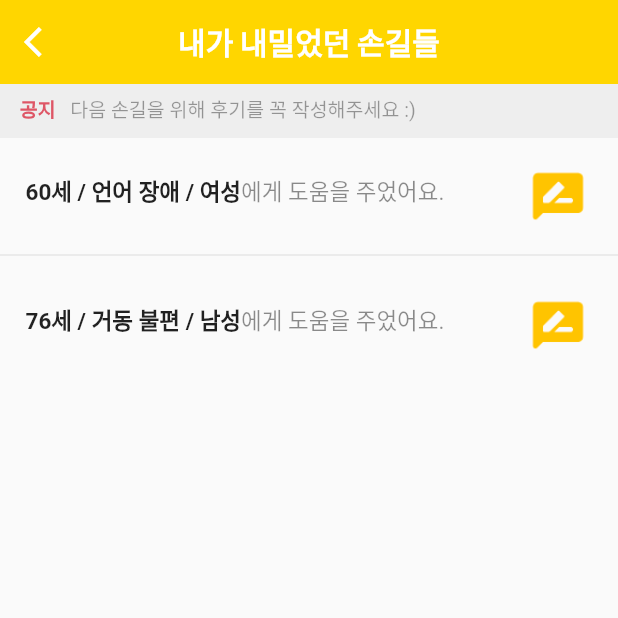
After one commit to eunha812/2022-knu-cse-hackaton, a Flutter app: the ReviewList screen opened by its route, on a phone screen of 412 x 824 dp, the top half of it. The commit adds this screen. Run offline on Flutter 3.47's test engine with Material 2 defaults, Android fonts, the phone set to English and light mode, and no system bars; our stand-ins replace carousel_slider, firebase_core, firebase_messaging, flutter_local_notifications, flutter_screenutil, get and 4 more; missing offline and left inert: circular_chart_flutter, dart:ffi; accounts and stored records are empty; generated files the repository leaves out were written again.

Commit message:
what the..

```diff
--- a/sonsu/lib/main.dart
+++ b/sonsu/lib/main.dart
@@ -7,6 +7,7 @@ import 'package:sonsu/controllers/notification_controller.dart';
 import 'package:sonsu/pages/helper/helper_main/helper_main.dart';
 import 'package:sonsu/pages/helper/helper_main/needer_detail.dart';
 import 'package:sonsu/pages/helper/helper_main/needer_review.dart';
+import 'package:sonsu/pages/helper/helper_main/review_list.dart';
 import 'package:sonsu/pages/needer/helping_page.dart';
 import 'package:sonsu/pages/needer/match_try_page.dart';
 import 'package:sonsu/pages/helper/helper_main/alarm_list.dart';
@@ -47,7 +48,7 @@ class MyApp extends StatelessWidget {
         return GetMaterialApp(
           debugShowCheckedModeBanner: false,
           title: 'Son-Su',
-          initialRoute: '/home',
+          initialRoute: '/needer-profile',
           getPages: [
             GetPage(name: '/', page: () => const SignInPage()),
             GetPage(
@@ -72,6 +73,7 @@ class MyApp extends StatelessWidget {
             GetPage(name: '/needer_detail', page: () => const NeederDetail()),
             GetPage(name: '/needer_review', page: () => const NeederReview()),
             GetPage(name: '/helping_list', page: () => const HelpingList()),
+            GetPage(name: '/review_list', page: () => const ReviewList()),
           ],
           initialBinding: BindingsBuilder.put(() => NotificationController(),
               permanent: true),
--- /dev/null
+++ b/sonsu/lib/pages/helper/helper_main/review_list.dart
@@ -0,0 +1,168 @@
+import 'dart:async';
+import 'package:firebase_messaging/firebase_messaging.dart';
+import 'package:flutter/material.dart';
+import 'package:get/get.dart';
+import 'package:sonsu/models/user.dart';
+import 'package:sonsu/services/api.dart';
+import 'package:sonsu/utils/constants.dart';
+import 'package:sonsu/widgets/app_bar.dart';
+import 'package:flutter_screenutil/flutter_screenutil.dart';
+
+class ReviewList extends StatefulWidget {
+  const ReviewList({Key? key}) : super(key: key);
+
+  @override
+  State<ReviewList> createState() => _ReviewListState();
+}
+
+class _ReviewListState extends State<ReviewList> {
+  List<Timer> _timer = [];
+  final emergency_List = [
+    {
+      "name": "가나다",
+      "title": "60세 / 언어 장애 / 여성",
+      "time": 10 * 60,
+      "isCompleted": false
+    },
+    {
+      "name": "가나다",
+      "title": "76세 / 거동 불편 / 남성",
+      "time": 1 * 60,
+      "isCompleted": false
+    },
+  ];
+
+  @override
+  void initState() {
+    getResult(emergency_List);
+
+    super.initState();
+  }
+
+  @override
+  Widget build(BuildContext context) {
+    return Scaffold(
+        appBar: buildAppbar("내가 내밀었던 손길들", Colors.white, kMainYellow, true),
+        body: Container(
+            child:
+                Column(crossAxisAlignment: CrossAxisAlignment.start, children: [
+          Container(
+            color: Colors.grey[200],
+            padding: const EdgeInsets.fromLTRB(10, 7, 5, 10),
+            child: const Text.rich(
+              TextSpan(
+                text: ' 공지', // default text style
+                style: TextStyle(
+                  fontSize: 13,
+                  fontWeight: FontWeight.w900,
+                  color: kMainRed,
+                ),
+                children: <TextSpan>[
+                  TextSpan(
+                      text:
+                          '   다음 손길을 위해 후기를 꼭 작성해주세요 :)                                                      ',
+                      style: TextStyle(
+                          color: Colors.black38,
+                          fontSize: 13,
+                          fontWeight: FontWeight.w400)),
+                ],
+              ),
+            ),
+          ),
+          Expanded(
+            child: ListView.separated(
+              padding: const EdgeInsets.all(0),
+              itemCount: emergency_List.length,
+              itemBuilder: (BuildContext context, int index) {
+                return Container(
+                    height: 70,
+                    padding: const EdgeInsets.fromLTRB(17, 3, 10, 3),
+                    child: Row(
+                        mainAxisAlignment: MainAxisAlignment.spaceBetween,
+                        children: [
+                          Expanded(
+                            child: Column(
+                                mainAxisAlignment: MainAxisAlignment.center,
+                                crossAxisAlignment: CrossAxisAlignment.start,
+                                children: [
+                                  Text.rich(
+                                    TextSpan(
+                                      text:
+                                          '${emergency_List[index]["title"]!}', // default text style
+                                      style: TextStyle(
+                                          fontSize: 15,
+                                          fontWeight: FontWeight.w700),
+                                      children: <TextSpan>[
+                                        TextSpan(
+                                            text: '에게 도움을 주었어요.',
+                                            style: TextStyle(
+                                                color: Colors.black45,
+                                                fontSize: 15,
+                                                fontWeight: FontWeight.w400)),
+                                      ],
+                                    ),
+                                  ),
+                                ]),
+                          ),
+                          InkWell(
+                            splashColor: Colors.transparent,
+                            onTap: () {
+                              Get.toNamed('needer_review');
+                            },
+                            child: Container(
+                              margin: EdgeInsets.fromLTRB(0, 10, 0, 0),
+                              padding: EdgeInsets.fromLTRB(15, 0, 10, 0),
+                              height: 40,
+                              child: Image.asset('assets/images/review.png'),
+                            ),
+                          )
+                        ]));
+              },
+              separatorBuilder: (BuildContext ctx, int idx) {
+                return Divider();
+              },
+            ),
+          )
+        ])));
+  }
+
+  void getResult(List list) {
+    User needer = User();
+    FirebaseMessaging.onMessage.listen((RemoteMessage message) {
+      if (message.notification != null && message.data['detail'] != null) {
+        //데이터만 보낼때
+        needer.name = message.data['neederName'];
+        needer.age = message.data['age'];
+        needer.gender = message.data['gender'];
+        // needer.time = message.data['reqTime'];
+        setState(() {
+          list.insert(0, {
+            "name": needer.name,
+            "title":
+                "${needer.age}세 / ${message.data['detail']} / ${needer.gender}",
+            "time": 10 * 60,
+            "isCompleted": false,
+          });
+        });
+      }
+    });
+  }
+}
+
+void giveHelp(String who, String whohelp, BuildContext context) async {
+  ApiResponse apiResponse = await sendHelpAccepted(who, whohelp);
+  Get.back(); //dismiss dialog
+  if (apiResponse.apiError == null) {
+    Get.toNamed('/needer_detail');
+  } else {
+    const snackBar = SnackBar(
+      content: Text(
+        '죄송합니다 🥹 서버 오류가 발생하였습니다.',
+        style: TextStyle(color: Colors.black),
+      ),
+      duration: Duration(seconds: 3),
+      backgroundColor: Colors.white,
+    );
+    ScaffoldMessenger.of(context).showSnackBar(snackBar);
+  }
+}
```
Also changed, not shown: sonsu/lib/pages/helper/helper_mypage/helper_mypage_content.dart (+44 -3 lines).
